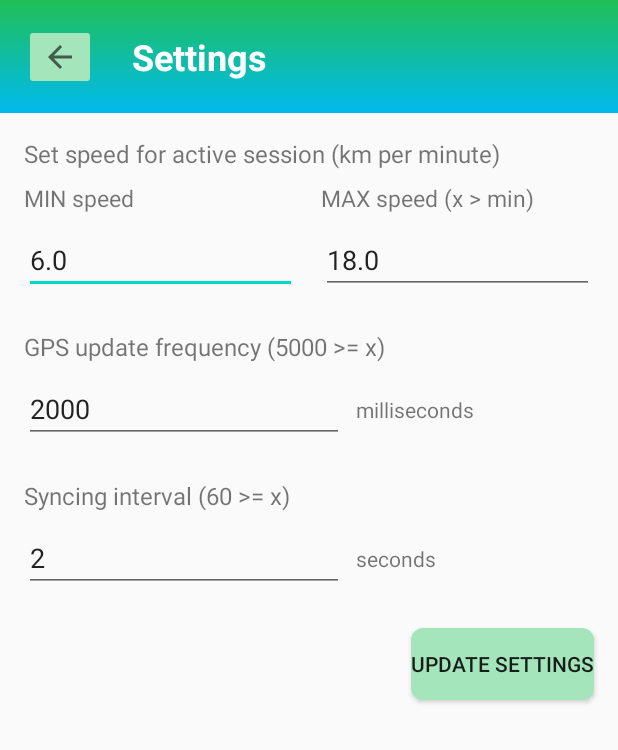
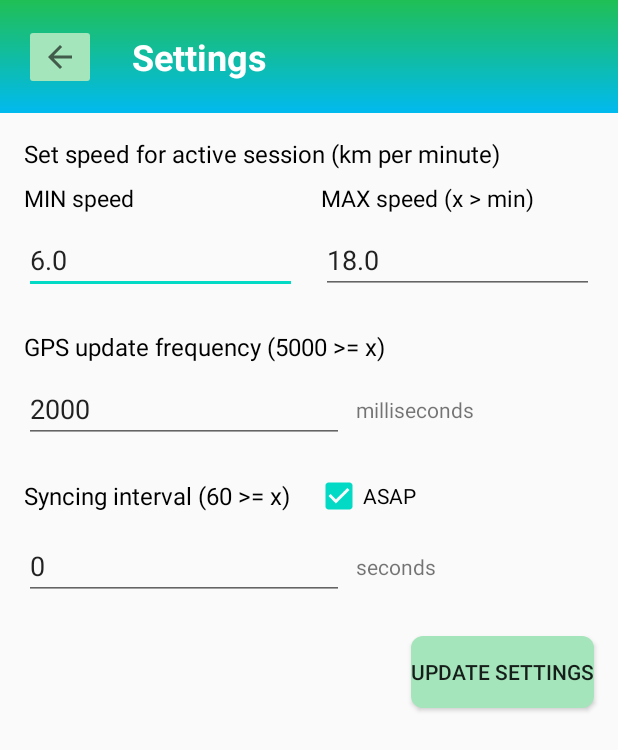
Before and after one commit to LiisMarie/Sportmap, an Android app: the SettingsActivity screen opened directly, with no data from a screen before it, on a phone screen of 412 x 824 dp. Shown: the top 750 px of the screen. Run offline under Robolectric (Android 15) with nearby library versions, the phone set to English and light mode, and no system bars.

Commit message:
setting syncing interval from settings

```diff
--- a/app/src/main/java/ee/taltech/likutt/iti0213_2019s_hw02/MainActivity.kt
+++ b/app/src/main/java/ee/taltech/likutt/iti0213_2019s_hw02/MainActivity.kt
@@ -127,7 +127,7 @@ class MainActivity : AppCompatActivity(), OnMapReadyCallback, SensorEventListene
         repo = Repository(this).open()
         var settings = repo.getSettings()
         if (settings == null) {
-            repo.addSettings((6*60).toDouble(), (18*60).toDouble(), 2000, 2000)
+            repo.addSettings((6*60).toDouble(), (18*60).toDouble(), 2000, 0)
         }
         settings = repo.getSettings()
         minSpeed = settings!!.minSpeed
--- a/app/src/main/res/layout/activity_account.xml
+++ b/app/src/main/res/layout/activity_account.xml
@@ -48,6 +48,7 @@
         android:layout_height="22dp"
         android:layout_marginTop="24dp"
         android:text="@string/activity_account_text_view_email"
+        android:textColor="#000000"
         android:textSize="16sp"
         app:layout_constraintStart_toStartOf="@+id/editTextFirstName"
         app:layout_constraintTop_toBottomOf="@+id/editTextLastName" />
@@ -72,6 +73,7 @@
         android:layout_marginStart="16dp"
         android:layout_marginTop="16dp"
         android:text="@string/activity_account_text_view_first_name"
+        android:textColor="#000000"
         android:textSize="16sp"
         app:layout_constraintStart_toStartOf="parent"
         app:layout_constraintTop_toBottomOf="@+id/toolbar" />
@@ -122,6 +124,7 @@
         android:layout_height="wrap_content"
         android:layout_marginStart="8dp"
         android:text="@string/activity_account_text_view_last_name"
+        android:textColor="#000000"
         android:textSize="16sp"
         app:layout_constraintBottom_toBottomOf="@+id/textView8"
         app:layout_constraintStart_toStartOf="@+id/guideline5"
@@ -145,6 +148,7 @@
         android:layout_height="wrap_content"
         android:layout_marginTop="24dp"
         android:text="@string/activity_account_text_view_password"
+        android:textColor="#000000"
         android:textSize="16sp"
         app:layout_constraintStart_toStartOf="@+id/textView8"
         app:layout_constraintTop_toBottomOf="@+id/editTextEmail" />
@@ -173,6 +177,7 @@
         android:layout_height="wrap_content"
         android:layout_marginTop="24dp"
         android:text="@string/activity_account_text_view_repeat_password"
+        android:textColor="#000000"
         app:layout_constraintStart_toStartOf="@+id/textView8"
         app:layout_constraintTop_toBottomOf="@+id/editTextPassword" />
 
--- a/app/src/main/res/layout/activity_login.xml
+++ b/app/src/main/res/layout/activity_login.xml
@@ -71,6 +71,7 @@
         android:layout_marginTop="8dp"
         android:text="@string/activity_login_text_view_email"
         android:textSize="16sp"
+        android:textColor="#000000"
         app:layout_constraintStart_toStartOf="parent"
         app:layout_constraintTop_toBottomOf="@+id/buttonRegister" />
 
@@ -80,6 +81,7 @@
         android:layout_height="wrap_content"
         android:layout_marginTop="24dp"
         android:text="@string/activity_login_text_view_password"
+        android:textColor="#000000"
         android:textSize="16sp"
         app:layout_constraintStart_toStartOf="@+id/textView"
         app:layout_constraintTop_toBottomOf="@+id/editTextEmail" />
--- a/app/src/main/res/layout/activity_old_session_settings.xml
+++ b/app/src/main/res/layout/activity_old_session_settings.xml
@@ -48,6 +48,7 @@
         android:layout_marginStart="16dp"
         android:layout_marginTop="16dp"
         android:text="@string/activity_old_session_settings_text_view_set_speed"
+        android:textColor="#000000"
         android:textSize="16sp"
         app:layout_constraintStart_toStartOf="parent"
         app:layout_constraintTop_toBottomOf="@+id/toolbar" />
@@ -58,6 +59,7 @@
         android:layout_height="wrap_content"
         android:layout_marginTop="24dp"
         android:text="@string/activity_old_session_settings_text_view_max_speed"
+        android:textColor="#000000"
         android:textSize="15sp"
         app:layout_constraintStart_toStartOf="@+id/editTextMinSpeed"
         app:layout_constraintTop_toBottomOf="@+id/editTextMinSpeed" />
@@ -68,6 +70,7 @@
         android:layout_height="wrap_content"
         android:layout_marginTop="24dp"
         android:text="@string/activity_old_session_settings_text_view_min_speed"
+        android:textColor="#000000"
         android:textSize="15sp"
         app:layout_constraintStart_toStartOf="@+id/editTextMinSpeed"
         app:layout_constraintTop_toBottomOf="@+id/textView19" />
--- a/app/src/main/res/layout/activity_settings.xml
+++ b/app/src/main/res/layout/activity_settings.xml
@@ -61,7 +61,7 @@
         android:ems="10"
         android:inputType="numberDecimal"
         app:layout_constraintStart_toStartOf="@+id/textView15"
-        app:layout_constraintTop_toBottomOf="@+id/textView15" />
+        app:layout_constraintTop_toBottomOf="@+id/checkBoxSyncingAsap" />
 
     <EditText
         android:id="@+id/editTextGpsUpdateFrequency"
@@ -94,6 +94,7 @@
         android:layout_marginTop="16dp"
         android:text="@string/activity_settings_text_view_set_speed"
         android:textSize="16sp"
+        android:textColor="#000000"
         app:layout_constraintStart_toStartOf="parent"
         app:layout_constraintTop_toBottomOf="@+id/toolbar" />
 
@@ -111,6 +112,7 @@
         android:layout_marginTop="8dp"
         android:text="@string/activity_settings_text_view_min_speed"
         android:textSize="15sp"
+        android:textColor="#000000"
         app:layout_constraintStart_toStartOf="@+id/textView10"
         app:layout_constraintTop_toBottomOf="@+id/textView10" />
 
@@ -121,6 +123,7 @@
         android:layout_marginStart="8dp"
         android:text="@string/activity_settings_text_view_max_speed"
         android:textSize="15sp"
+        android:textColor="#000000"
         app:layout_constraintBottom_toBottomOf="@+id/textView11"
         app:layout_constraintStart_toStartOf="@+id/guideline4"
         app:layout_constraintTop_toTopOf="@+id/textView11" />
@@ -131,6 +134,7 @@
         android:layout_height="wrap_content"
         android:layout_marginStart="16dp"
         android:layout_marginTop="24dp"
+        android:textColor="#000000"
         android:text="@string/activity_settings_text_view_syncing_interval"
         android:textSize="16sp"
         app:layout_constraintStart_toStartOf="parent"
@@ -143,6 +147,7 @@
         android:layout_marginTop="24dp"
         android:text="@string/activity_settings_text_view_gps_update_frequency"
         android:textSize="16sp"
+        android:textColor="#000000"
         app:layout_constraintStart_toStartOf="@+id/textView10"
         app:layout_constraintTop_toBottomOf="@+id/editTextMinSpeed" />
 
@@ -159,22 +164,36 @@
 
     <TextView
         android:id="@+id/textView22"
-        android:layout_width="wrap_content"
+        android:layout_width="0dp"
         android:layout_height="wrap_content"
         android:layout_marginStart="8dp"
+        android:layout_marginEnd="16dp"
         android:text="@string/activity_settings_text_view_milliseconds"
         app:layout_constraintBottom_toBottomOf="@+id/editTextGpsUpdateFrequency"
+        app:layout_constraintEnd_toEndOf="parent"
         app:layout_constraintStart_toEndOf="@+id/editTextGpsUpdateFrequency"
         app:layout_constraintTop_toTopOf="@+id/editTextGpsUpdateFrequency" />
 
     <TextView
         android:id="@+id/textView23"
-        android:layout_width="wrap_content"
+        android:layout_width="0dp"
         android:layout_height="wrap_content"
         android:layout_marginStart="8dp"
+        android:layout_marginEnd="16dp"
         android:text="@string/activity_settings_text_view_seconds"
         app:layout_constraintBottom_toBottomOf="@+id/editTextSyncingInterval"
+        app:layout_constraintEnd_toEndOf="parent"
         app:layout_constraintStart_toEndOf="@+id/editTextSyncingInterval"
         app:layout_constraintTop_toTopOf="@+id/editTextSyncingInterval" />
 
+    <CheckBox
+        android:id="@+id/checkBoxSyncingAsap"
+        android:layout_width="wrap_content"
+        android:layout_height="wrap_content"
+        android:layout_marginStart="16dp"
+        android:text="ASAP"
+        app:layout_constraintBottom_toBottomOf="@+id/textView15"
+        app:layout_constraintStart_toEndOf="@+id/textView15"
+        app:layout_constraintTop_toTopOf="@+id/textView15" />
+
 </androidx.constraintlayout.widget.ConstraintLayout>
```
Also changed, not shown: app/src/main/java/ee/taltech/likutt/iti0213_2019s_hw02/LocationService.kt (+47 -41 lines), app/src/main/java/ee/taltech/likutt/iti0213_2019s_hw02/SettingsActivity.kt (+35 -23 lines), app/src/main/res/layout/activity_register.xml (+8 -1 lines).
